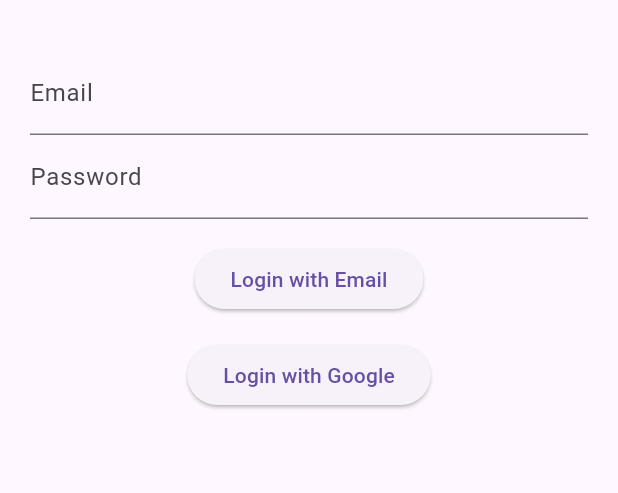
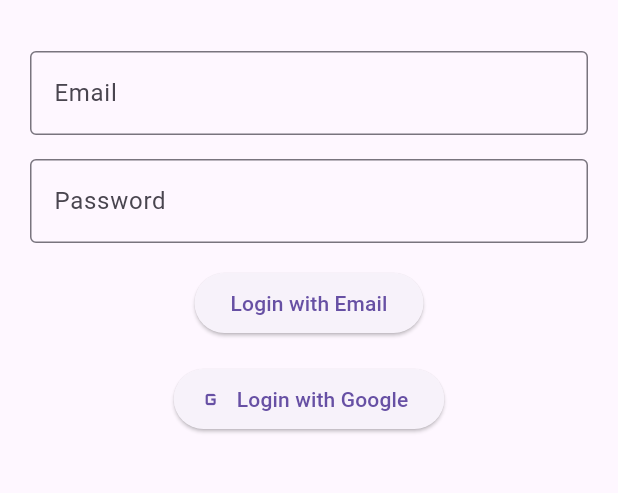
Before and after one commit to Yunitrish006006/AppChiseletor, a Flutter app: the screen it shows after launch, on a phone screen of 412 x 824 dp, the part 63-556 px from its top. Run offline on Flutter 3.47's test engine with Material 3 defaults, Android fonts, the phone set to English and light mode, and no system bars; our stand-ins replace firebase_auth, firebase_core, google_sign_in; accounts and stored records are empty.

Commit message:
refactor(auth): enhance login flow with loading indicators and state management

```diff
--- a/lib/auth/email_login.dart
+++ b/lib/auth/email_login.dart
@@ -1,35 +1,80 @@
 import 'package:app_chiseletor/auth/auth_manager.dart';
 import 'package:flutter/material.dart';
 
-class EmailLoginBlock extends StatelessWidget {
-  EmailLoginBlock({super.key, required this.authManager});
+class EmailLoginBlock extends StatefulWidget {
+  const EmailLoginBlock({
+    super.key,
+    required this.authManager,
+    required this.onLoginStart,
+    required this.onLoginEnd,
+  });
+
   final AuthenticationManager authManager;
-  final emailController = TextEditingController();
-  final passwordController = TextEditingController();
+  final VoidCallback onLoginStart;
+  final VoidCallback onLoginEnd;
+
+  @override
+  State<EmailLoginBlock> createState() => _EmailLoginBlockState();
+}
+
+class _EmailLoginBlockState extends State<EmailLoginBlock> {
+  final _emailController = TextEditingController();
+  final _passwordController = TextEditingController();
+
+  Future<void> _handleLogin() async {
+    widget.onLoginStart();
+    try {
+      final email = _emailController.text.trim();
+      final password = _passwordController.text;
+
+      if (email.isEmpty || password.isEmpty) {
+        ScaffoldMessenger.of(context).showSnackBar(
+          const SnackBar(content: Text('Please fill in all fields')),
+        );
+        return;
+      }
+
+      await widget.authManager.signInWithEmailAndPassword(email, password);
+    } finally {
+      widget.onLoginEnd();
+    }
+  }
+
   @override
   Widget build(BuildContext context) {
     return Column(
+      mainAxisSize: MainAxisSize.min,
       children: [
         TextField(
-          controller: emailController,
-          decoration: const InputDecoration(labelText: 'Email'),
+          controller: _emailController,
+          decoration: const InputDecoration(
+            labelText: 'Email',
+            border: OutlineInputBorder(),
+          ),
+          keyboardType: TextInputType.emailAddress,
         ),
+        const SizedBox(height: 16),
         TextField(
-          controller: passwordController,
-          decoration: const InputDecoration(labelText: 'Password'),
+          controller: _passwordController,
+          decoration: const InputDecoration(
+            labelText: 'Password',
+            border: OutlineInputBorder(),
+          ),
           obscureText: true,
         ),
         const SizedBox(height: 16),
         ElevatedButton(
-          onPressed: () {
-            final email = emailController.text;
-            final password = passwordController.text;
-            authManager.signInWithEmailAndPassword(email, password);
-            Navigator.pop(context);
-          },
+          onPressed: _handleLogin,
           child: const Text('Login with Email'),
         ),
       ],
     );
   }
+
+  @override
+  void dispose() {
+    _emailController.dispose();
+    _passwordController.dispose();
+    super.dispose();
+  }
 }
--- a/lib/auth/google_login.dart
+++ b/lib/auth/google_login.dart
@@ -2,18 +2,38 @@ import 'package:app_chiseletor/auth/auth_manager.dart';
 import 'package:flutter/material.dart';
 
 class GoogleLoginBlock extends StatelessWidget {
-  GoogleLoginBlock({super.key, required this.authManager});
+  const GoogleLoginBlock({
+    super.key,
+    required this.authManager,
+    required this.onLoginStart,
+    required this.onLoginEnd,
+  });
+
   final AuthenticationManager authManager;
-  final emailController = TextEditingController();
-  final passwordController = TextEditingController();
+  final VoidCallback onLoginStart;
+  final VoidCallback onLoginEnd;
+
+  Future<void> _handleLogin(BuildContext context) async {
+    onLoginStart();
+    try {
+      await authManager.signInWithGoogle();
+    } catch (e) {
+      if (context.mounted) {
+        ScaffoldMessenger.of(context).showSnackBar(
+          SnackBar(content: Text('Login failed: ${e.toString()}')),
+        );
+      }
+    } finally {
+      onLoginEnd();
+    }
+  }
+
   @override
   Widget build(BuildContext context) {
-    return ElevatedButton(
-      onPressed: () {
-        authManager.signInWithGoogle();
-        if (Navigator.canPop(context)) Navigator.pop(context);
-      },
-      child: const Text('Login with Google'),
+    return ElevatedButton.icon(
+      onPressed: () => _handleLogin(context),
+      icon: const Icon(Icons.g_mobiledata),
+      label: const Text('Login with Google'),
     );
   }
 }
--- a/lib/main.dart
+++ b/lib/main.dart
@@ -23,7 +23,6 @@ void main() async {
         ChangeNotifierProvider.value(value: themeManager),
         ChangeNotifierProvider(create: (_) => AuthenticationManager()),
       ],
-      //  直接使用 ThemedMaterialApp
       child: AuthWrapper(homepage: const MyHomePage(title: 'Home Page')),
     ),
   );
--- a/lib/pages/login_page.dart
+++ b/lib/pages/login_page.dart
@@ -3,24 +3,56 @@ import 'package:app_chiseletor/auth/email_login.dart';
 import 'package:app_chiseletor/auth/google_login.dart';
 import 'package:flutter/material.dart';
 
-class LoginPage extends StatelessWidget {
+class LoginPage extends StatefulWidget {
   const LoginPage({super.key, required this.authManager});
   final AuthenticationManager authManager;
+
+  @override
+  State<LoginPage> createState() => _LoginPageState();
+}
+
+class _LoginPageState extends State<LoginPage> {
+  bool _isLoading = false;
+
+  void _handleLoginStart() {
+    setState(() => _isLoading = true);
+  }
+
+  void _handleLoginEnd() {
+    setState(() => _isLoading = false);
+  }
 
   @override
   Widget build(BuildContext context) {
     return Scaffold(
       appBar: AppBar(title: const Text('Login')),
-      body: Container(
-        padding: EdgeInsets.all(20),
+      body: Stack(
+        children: [
+          Container(
+            padding: const EdgeInsets.all(20),
             child: Column(
               mainAxisSize: MainAxisSize.min,
               children: [
-            EmailLoginBlock(authManager: authManager),
+                EmailLoginBlock(
+                  authManager: widget.authManager,
+                  onLoginStart: _handleLoginStart,
+                  onLoginEnd: _handleLoginEnd,
+                ),
                 const SizedBox(height: 16),
-            GoogleLoginBlock(authManager: authManager),
+                GoogleLoginBlock(
+                  authManager: widget.authManager,
+                  onLoginStart: _handleLoginStart,
+                  onLoginEnd: _handleLoginEnd,
+                ),
               ],
             ),
+          ),
+          if (_isLoading)
+            Container(
+              color: Colors.black.withOpacity(0.3),
+              child: const Center(child: CircularProgressIndicator()),
+            ),
+        ],
       ),
     );
   }
```
Also changed, not shown: lib/auth/auth_button.dart (+28 -3 lines), 4 other files. Lines whose indentation alone changed are shown as unchanged.
